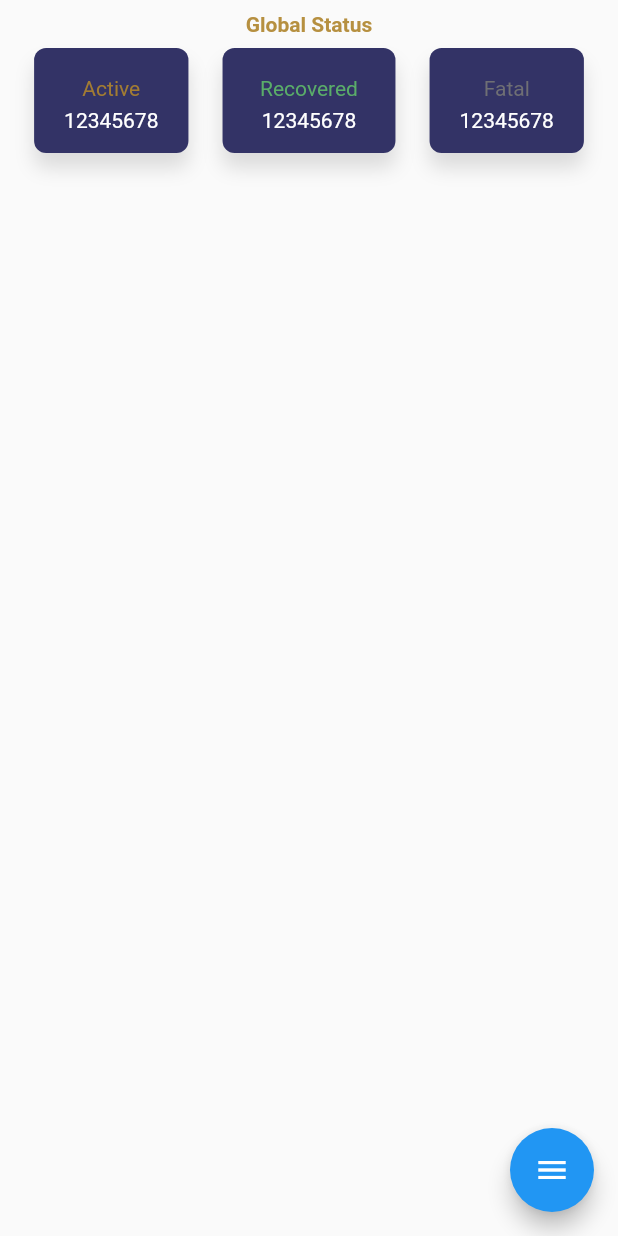
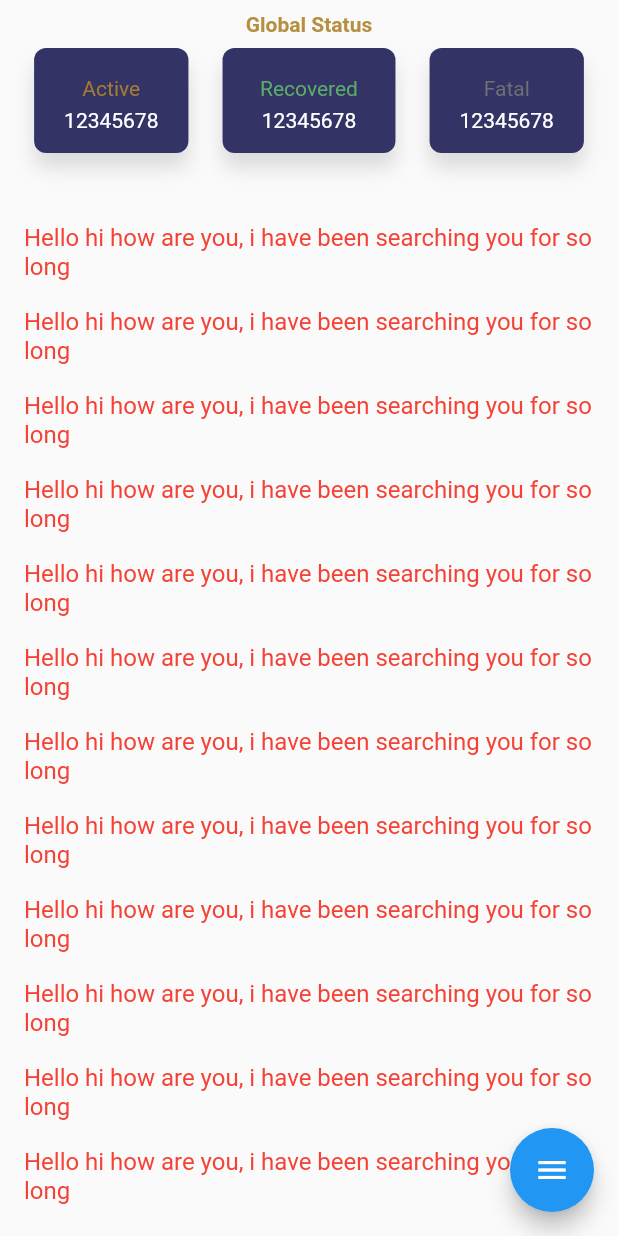
Before and after one commit to aryan47/COVID_TRACKER, a Flutter app: the screen it shows after launch, on a phone screen of 412 x 824 dp. Run offline on Flutter 3.47's test engine with Material 2 defaults, Android fonts, the phone set to English and light mode, and no system bars.

Commit message:
created scroll view

```diff
--- a/lib/view/home.dart
+++ b/lib/view/home.dart
@@ -7,11 +7,18 @@ import 'package:flutter/material.dart';
 class Home extends StatelessWidget {
   @override
   Widget build(BuildContext context) {
-    return Column(
+    return Stack(
       children: <Widget>[
-        counter(),
-        // NewsFeed()
-        ],
+        Align(
+          alignment: Alignment.topLeft,
+          child: counter(),
+        ),
+        Positioned(
+            height: MediaQuery.of(context).size.height - 80,
+            width: MediaQuery.of(context).size.width,
+            top: 140,
+            child: newsFeed())
+      ],
     );
   }
 }
--- a/lib/widgets/news_feed.dart
+++ b/lib/widgets/news_feed.dart
@@ -1,15 +1,13 @@
 import 'package:flutter/material.dart';
 
-class NewsFeed extends StatefulWidget {
-  @override
-  _NewsFeedState createState() => _NewsFeedState();
+Widget newsFeed() {
+  return ListView.builder(
+      shrinkWrap: true,
+      physics: ScrollPhysics(),
+      itemCount: 111,
+      itemBuilder: (context, index) {
+        return ListTile(
+          title: Text('Hello hi how are you, i have been searching you for so long', style: TextStyle(color: Colors.red),),
+        );
+      });
 }
-
-class _NewsFeedState extends State<NewsFeed> {
-  @override
-  Widget build(BuildContext context) {
-    return Container(
-
-    );
-  }
-}
```
